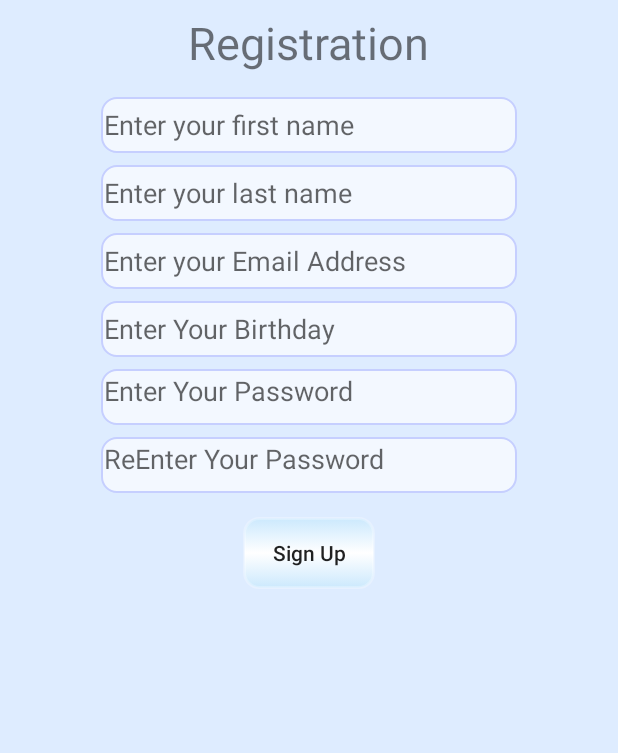
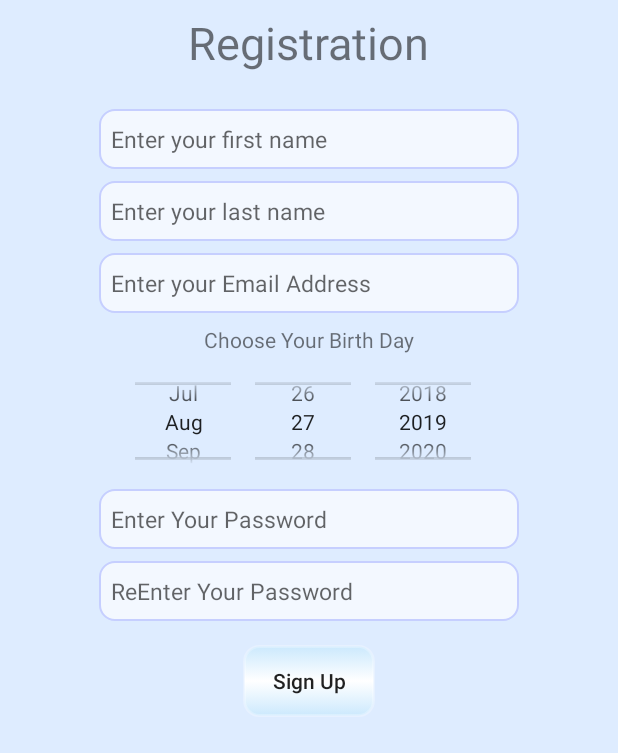
Before and after one commit to ya19/RadioBE, an Android app: the SignUp screen opened directly, with no data from a screen before it, on a phone screen of 412 x 824 dp. Shown: the top 753 px of the screen. Run offline under Robolectric (Android 15) with nearby library versions, the phone set to English and light mode, and no system bars; our stand-ins replace Firebase (no records; nobody signed in at launch, a user with empty details on screens opened directly); libraries missing offline, so code that uses them is left out: com.facebook.login; plain views replace LoginButton; Roboto replaces fonts that are not available here.

Commit message:
27/8/19
general changes

```diff
--- a/app/src/main/java/com/example/radiobe/MainActivity.java
+++ b/app/src/main/java/com/example/radiobe/MainActivity.java
@@ -1,14 +1,11 @@
 package com.example.radiobe;
 
 import androidx.appcompat.app.AppCompatActivity;
-
 import android.content.Intent;
 import android.os.Bundle;
 import android.widget.Button;
 import android.widget.ImageView;
-
 import com.bumptech.glide.Glide;
-import com.example.radiobe.R;
 import com.example.radiobe.fragments.MainScreen;
 import com.example.radiobe.generalScreens.ActivityRadio;
 import com.example.radiobe.registrations.Login;
--- a/app/src/main/java/com/example/radiobe/favorites/RecentlyAdd/FavoriteLastAddAdapter.java
+++ b/app/src/main/java/com/example/radiobe/favorites/RecentlyAdd/FavoriteLastAddAdapter.java
@@ -29,7 +29,7 @@ public class FavoriteLastAddAdapter extends RecyclerView.Adapter<FavoriteLastAdd
     @Override
     public FavoriteLastAddViewHolder onCreateViewHolder(@NonNull ViewGroup parent, int viewType) {
         LayoutInflater layoutInflater = LayoutInflater.from(context);
-        View view = layoutInflater.inflate(R.layout.item_favorite_recentlly_add, parent, false);
+        View view = layoutInflater.inflate(R.layout.item_favorite_my_favorite, parent, false);
 
         return new FavoriteLastAddViewHolder(view);
     }
--- a/app/src/main/java/com/example/radiobe/models/User.java
+++ b/app/src/main/java/com/example/radiobe/models/User.java
@@ -1,5 +1,10 @@
 package com.example.radiobe.models;
 
+import android.annotation.TargetApi;
+import android.os.Build;
+
+import java.text.SimpleDateFormat;
+import java.time.format.DateTimeFormatter;
 import java.util.Calendar;
 
 
--- a/app/src/main/res/drawable/shape_radius_border_white.xml
+++ b/app/src/main/res/drawable/shape_radius_border_white.xml
@@ -1,5 +1,5 @@
 <?xml version="1.0" encoding="UTF-8"?>
 <shape xmlns:android="http://schemas.android.com/apk/res/android">
-    <corners android:radius="20dp"/>
-    <solid android:color="@color/white"/>
+    <corners android:radius="8dp"/>
+    <solid android:color="#FFFFFF"/>
 </shape>
--- a/app/src/main/res/layout/activity_login.xml
+++ b/app/src/main/res/layout/activity_login.xml
@@ -66,7 +66,7 @@
         android:layout_width="wrap_content"
         android:layout_height="wrap_content"
         android:layout_marginTop="24dp"
-        android:background="@drawable/shadow_buttons"
+        android:background="@drawable/shadow_button_light"
         android:paddingStart="30dp"
         android:paddingEnd="30dp"
         android:text="@string/log_in"
@@ -79,7 +79,7 @@
         android:layout_width="wrap_content"
         android:layout_height="wrap_content"
         android:layout_marginTop="24dp"
-        android:background="@drawable/shadow_buttons"
+        android:background="@drawable/shadow_button_light"
         android:padding="10dp"
         android:text="@string/not_a_member_sign_up"
         app:layout_constraintEnd_toEndOf="@+id/btnLogin"
--- a/app/src/main/res/layout/activity_sign_up.xml
+++ b/app/src/main/res/layout/activity_sign_up.xml
@@ -28,95 +28,113 @@
 
         <EditText
             android:id="@+id/etFirst"
-            android:layout_width="wrap_content"
-            android:layout_height="37dp"
-            android:layout_marginTop="16dp"
+            android:layout_width="280dp"
+            android:layout_height="40dp"
+            android:layout_marginTop="24dp"
             android:background="@drawable/rounded_corner"
-            android:ems="13"
             android:hint="@string/hint_First_Name"
             android:inputType="textPersonName"
+            android:textSize="15dp"
+            android:paddingStart="8dp"
             app:layout_constraintCircleRadius="20dp"
             app:layout_constraintEnd_toEndOf="@+id/tvTitle"
             app:layout_constraintStart_toStartOf="@+id/tvTitle"
             app:layout_constraintTop_toBottomOf="@+id/tvTitle"
-            android:autofillHints=""
             tools:ignore="UnusedAttribute" />
 
         <EditText
             android:id="@+id/etLast"
-            android:layout_width="wrap_content"
-            android:layout_height="37dp"
+            android:layout_width="280dp"
+            android:layout_height="40dp"
             android:layout_marginTop="8dp"
             android:background="@drawable/rounded_corner"
-            android:ems="13"
+            android:textSize="15dp"
+            android:paddingStart="8dp"
             android:hint="@string/hint_enter_last_name"
             android:inputType="textPersonName"
             app:layout_constraintEnd_toEndOf="@+id/etFirst"
             app:layout_constraintStart_toStartOf="@+id/etFirst"
             app:layout_constraintTop_toBottomOf="@+id/etFirst"
-            android:autofillHints=""
-            tools:ignore="UnusedAttribute" />
-
-        <EditText
-            android:id="@+id/etDate"
-            android:layout_width="wrap_content"
-            android:layout_height="37dp"
-            android:layout_marginTop="8dp"
-            android:background="@drawable/rounded_corner"
-            android:ems="13"
-            android:hint="@string/enter_your_birthday"
-            android:inputType="date"
-            app:layout_constraintEnd_toEndOf="@+id/etEmail"
-            app:layout_constraintStart_toStartOf="@+id/etEmail"
-            app:layout_constraintTop_toBottomOf="@+id/etEmail"
-            android:autofillHints=""
             tools:ignore="UnusedAttribute" />
 
         <EditText
             android:id="@+id/etEmail"
-            android:layout_width="wrap_content"
-            android:layout_height="37dp"
+            android:layout_width="280dp"
+            android:layout_height="40dp"
             android:layout_marginTop="8dp"
             android:background="@drawable/rounded_corner"
-            android:ems="13"
+            android:textSize="15dp"
+            android:paddingStart="8dp"
             android:hint="@string/hint_email_address"
             android:inputType="textEmailAddress"
             app:layout_constraintEnd_toEndOf="@+id/etLast"
             app:layout_constraintStart_toStartOf="@+id/etLast"
             app:layout_constraintTop_toBottomOf="@+id/etLast"
-            android:autofillHints=""
             tools:ignore="UnusedAttribute" />
+
+        <!--<EditText-->
+        <!--android:id="@+id/etDate"-->
+        <!--android:layout_width="wrap_content"-->
+        <!--android:layout_height="37dp"-->
+        <!--android:layout_marginTop="8dp"-->
+        <!--android:background="@drawable/rounded_corner"-->
+        <!--android:ems="13"-->
+        <!--android:hint="@string/enter_your_birthday"-->
+        <!--android:inputType="date"-->
+        <!--app:layout_constraintEnd_toEndOf="@+id/etEmail"-->
+        <!--app:layout_constraintStart_toStartOf="@+id/etEmail"-->
+        <!--app:layout_constraintTop_toBottomOf="@+id/etEmail"-->
+        <!--android:autofillHints=""-->
+        <!--tools:ignore="UnusedAttribute" />-->
+        <TextView
+            android:id="@+id/idBirthDateTitle"
+            android:layout_width="wrap_content"
+            android:layout_height="wrap_content"
+
+
+            android:layout_marginTop="8dp"
+            android:text="Choose Your Birth Day"
+            app:layout_constraintEnd_toEndOf="@+id/etEmail"
+            app:layout_constraintStart_toStartOf="@+id/etEmail"
+            app:layout_constraintTop_toBottomOf="@+id/etEmail" />\
+
+        <DatePicker
+            android:id="@+id/datePicker"
+            android:layout_width="wrap_content"
+            android:layout_height="90dp"
+            android:calendarViewShown="false"
+            android:datePickerMode="spinner"
+            app:layout_constraintEnd_toEndOf="@+id/idBirthDateTitle"
+            app:layout_constraintStart_toStartOf="@+id/idBirthDateTitle"
+            app:layout_constraintTop_toBottomOf="@+id/idBirthDateTitle" />
 
         <EditText
             android:id="@+id/etPassword"
-            android:layout_width="wrap_content"
-            android:layout_height="37dp"
-            android:layout_marginTop="8dp"
+            android:layout_width="280dp"
+            android:layout_height="40dp"
             android:background="@drawable/rounded_corner"
-            android:ems="13"
+            android:textSize="15dp"
+            android:paddingStart="8dp"
             android:hint="@string/hint_password"
             android:inputType="textPassword"
-            android:gravity="left"
-            app:layout_constraintEnd_toEndOf="@+id/etDate"
-            app:layout_constraintStart_toStartOf="@+id/etDate"
-            app:layout_constraintTop_toBottomOf="@+id/etDate"
-            android:autofillHints=""
+            app:layout_constraintEnd_toEndOf="@+id/datePicker"
+            app:layout_constraintStart_toStartOf="@+id/datePicker"
+            app:layout_constraintTop_toBottomOf="@+id/datePicker"
             tools:ignore="RtlHardcoded,UnusedAttribute" />
 
         <EditText
             android:id="@+id/etPassAgain"
-            android:layout_width="wrap_content"
-            android:layout_height="37dp"
+            android:layout_width="280dp"
+            android:layout_height="40dp"
             android:layout_marginTop="8dp"
             android:background="@drawable/rounded_corner"
-            android:ems="13"
-            android:gravity="left"
+            android:textSize="15dp"
+            android:paddingStart="8dp"
             android:hint="@string/reenter_your_password"
             android:inputType="textPassword"
             app:layout_constraintEnd_toEndOf="@+id/etPassword"
             app:layout_constraintStart_toStartOf="@+id/etPassword"
             app:layout_constraintTop_toBottomOf="@+id/etPassword"
-            android:autofillHints=""
             tools:ignore="RtlHardcoded,UnusedAttribute" />
 
         <Button
@@ -133,6 +151,7 @@
             app:layout_constraintStart_toStartOf="@+id/tvTitle"
             app:layout_constraintTop_toBottomOf="@+id/etPassAgain" />
     </androidx.constraintlayout.widget.ConstraintLayout>
+
 
 </ScrollView>
 
--- a/app/src/main/res/layout/item_favorite_recentlly_add.xml
+++ b/app/src/main/res/layout/item_favorite_my_favorite.xml
@@ -12,7 +12,9 @@
 
     <androidx.constraintlayout.widget.ConstraintLayout
         android:layout_width="match_parent"
-        android:layout_height="match_parent">
+        android:layout_height="match_parent"
+        android:background="@drawable/shape_radius_border_white"
+        >
 
         <de.hdodenhof.circleimageview.CircleImageView
             android:id="@+id/civFavLastAddImage"
--- a/app/src/main/res/layout/item_favorite_recommend.xml
+++ b/app/src/main/res/layout/item_favorite_recommend.xml
@@ -17,7 +17,9 @@
     <androidx.constraintlayout.widget.ConstraintLayout
         android:id="@+id/clFavorite"
         android:layout_width="match_parent"
-        android:layout_height="match_parent">
+        android:layout_height="match_parent"
+        android:background="@drawable/shape_radius_border_white"
+        >
 
         <de.hdodenhof.circleimageview.CircleImageView
             android:id="@+id/civFavoriteItemImage"
--- a/app/src/main/res/values/preloaded_fonts.xml
+++ b/app/src/main/res/values/preloaded_fonts.xml
@@ -3,6 +3,7 @@
     <array name="preloaded_fonts" translatable="false">
         <item>@font/aclonica</item>
 
+        <item>@font/bangers</item>
         <item>@font/boogaloo</item>
         <item>@font/david_libre</item>
     </array>
```
Also changed, not shown: app/src/main/java/com/example/radiobe/SplashScreen.java (+0 -9 lines), app/src/main/java/com/example/radiobe/StreamDAO.java (+1 -7 lines), app/src/main/java/com/example/radiobe/registrations/Login.java (+3 -4 lines), app/src/main/java/com/example/radiobe/registrations/SignUp.java (+27 -6 lines), app/src/main/res/font/bangers.xml (added, +7 -0 lines), app/src/main/res/layout-port/frag_player.xml (deleted, +0 -103 lines), app/src/main/res/layout-port/fragment_media_player.xml (deleted, +0 -136 lines), app/src/main/res/layout/fragment_favorites.xml (+18 -12 lines), app/src/main/res/layout/item_favorite_my_list.xml (+8 -4 lines), app/src/main/res/layout/item_radio_with_toggle.xml (deleted, +0 -167 lines).
